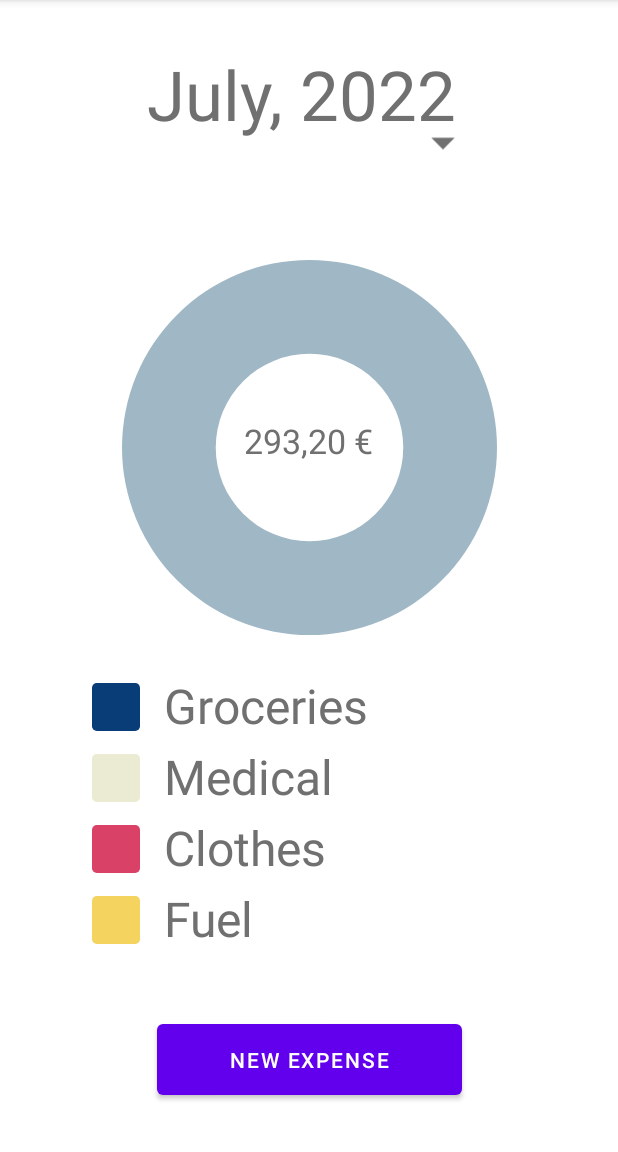
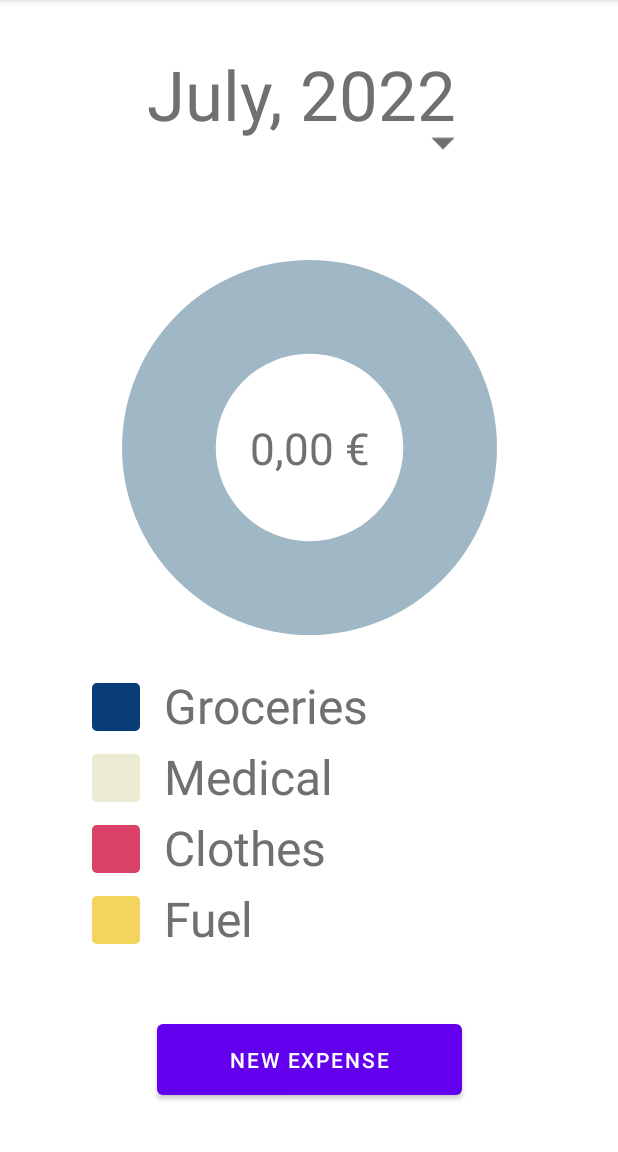
Before and after one commit to greenpixels/expenses-overview-android, an Android app: the screen it shows after launch (MainActivity), on a phone screen of 412 x 824 dp, the part 84-1236 px from its top. Run offline under Robolectric (Android 15) with nearby library versions, the phone set to English and light mode, and no system bars.

```diff
--- a/app/src/main/java/com/example/expensesoverview/MainActivity.java
+++ b/app/src/main/java/com/example/expensesoverview/MainActivity.java
@@ -5,6 +5,7 @@ import androidx.appcompat.app.AppCompatActivity;
 import android.content.Context;
 import android.content.Intent;
 import android.content.res.Resources;
+import android.icu.number.NumberFormatter;
 import android.os.Bundle;
 import android.util.Log;
 import android.view.View;
@@ -21,12 +22,14 @@ import com.example.expensesoverview.views.PieChartLabel;
 import java.io.FileInputStream;
 import java.io.IOException;
 import java.io.ObjectInputStream;
+import java.text.NumberFormat;
 import java.util.Calendar;
+import java.util.Currency;
 import java.util.Date;
+import java.util.Locale;
 
 public class MainActivity extends AppCompatActivity {
     public Expenses expenses;
-    public int currentSelected = 0;
 
     @Override
     protected void onCreate(Bundle savedInstanceState) {
@@ -40,10 +43,10 @@ public class MainActivity extends AppCompatActivity {
         int currentMonth = cal.get(Calendar.MONTH);
         int currentYear = cal.get(Calendar.YEAR);
 
-        Intent i = getIntent();
-        if(i.getIntExtra("eMonth", -1) != -1 && i.getIntExtra("eYear", -1) != -1) {
-            currentMonth = i.getIntExtra("eMonth", -1);
-            currentYear = i.getIntExtra("eYear", -1);
+        Intent intent = getIntent();
+        if(intent.getIntExtra("eMonth", -1) != -1 && intent.getIntExtra("eYear", -1) != -1) {
+            currentMonth = intent.getIntExtra("eMonth", -1);
+            currentYear = intent.getIntExtra("eYear", -1);
         }
         TextView textDate = findViewById(R.id.selectedDate);
         Resources r = getResources();
@@ -61,8 +64,21 @@ public class MainActivity extends AppCompatActivity {
         Resources res = getResources();
         String[] categories = res.getStringArray(R.array.string_array_categories);
         float expensesTotal = expenses.getSumFromArray(categories);
-        for(ExpenseSlice slice : pc.getSlices()) {
+        for(int i = 0; i < pc.getSlices().size(); i++) {
+            ExpenseSlice slice = pc.getSlices().get(i);
             PieChartLabel pcl = new PieChartLabel(this);
+            pcl.index = i;
+            pcl.setOnClickListener(new View.OnClickListener() {
+                @Override
+                public void onClick(View view) {
+                    PieChartLabel pcl = (PieChartLabel) view;
+                    PieChart piechart = findViewById(R.id.pieChart);
+                    piechart.setSelectedSlice(pcl.index);
+                    float amount = expenses.getSumFromCategory(piechart.getSlices().get(pcl.index).getCategory());
+                    updateAmount(amount);
+                    updateSlices();
+                }
+            });
             pcl.setText(slice.getCategory());
             pcl.setColour(slice.getColour());
             slice.setPercentage(expenses.getSumFromCategory(slice.getCategory()) / expensesTotal * 100);
@@ -72,6 +88,14 @@ public class MainActivity extends AppCompatActivity {
             pcl.setLayoutParams(params);
             lc.addView(pcl);
         }
+        updateAmount(expenses.getSumFromArray(r.getStringArray(R.array.string_array_categories)));
+        updateSlices();
+    }
+
+    public void updateAmount(float amount) {
+        NumberFormat formatter = NumberFormat.getCurrencyInstance(Locale.GERMANY);
+        TextView viewAmount = findViewById(R.id.expenseAmount);
+        viewAmount.setText(formatter.format(amount));
     }
 
     public void switchToDateActivity(View v) {
@@ -89,8 +113,9 @@ public class MainActivity extends AppCompatActivity {
         PieChart pc = findViewById(R.id.pieChart);
         int index = 0;
         for(ExpenseSlice slice : pc.getSlices()) {
-            slice.setSelected(currentSelected == index);
+            slice.setSelected(pc.getSelectedSlice() == index);
             index++;
         }
+        pc.invalidate();
     }
 }
--- a/app/src/main/java/com/example/expensesoverview/NewExpenseActivity.java
+++ b/app/src/main/java/com/example/expensesoverview/NewExpenseActivity.java
@@ -46,8 +46,6 @@ public class NewExpenseActivity extends AppCompatActivity {
             }
         });
     }
-
-
 
     public void addExpenseAndMoveToMain(View v) {
         Intent i = new Intent(this, MainActivity.class);
--- a/app/src/main/java/com/example/expensesoverview/views/PieChart.java
+++ b/app/src/main/java/com/example/expensesoverview/views/PieChart.java
@@ -6,27 +6,22 @@ import android.graphics.Canvas;
 import android.graphics.Color;
 import android.graphics.Paint;
 import android.util.AttributeSet;
-import android.util.Log;
-import android.view.MotionEvent;
 import android.view.View;
-import android.widget.LinearLayout;
-import android.widget.ScrollView;
 
 import androidx.annotation.Nullable;
 
-import com.example.expensesoverview.MainActivity;
 import com.example.expensesoverview.R;
-import com.example.expensesoverview.helpers.Category;
 import com.example.expensesoverview.helpers.ExpenseSlice;
 
 import java.util.ArrayList;
+import java.util.Date;
 import java.util.List;
-import java.util.zip.Inflater;
 
 public class PieChart extends View {
 
     private List<ExpenseSlice> slices = new ArrayList<ExpenseSlice>();
     public String[] Colours = {"#083D77", "#EBEBD3", "#DA4167", "#F4D35E", "#F78764", "#3D315B", "#4EF5C7", "#C4F555", "#9185F0"};
+    private int selectedSlice = -1;
 
     public PieChart(Context context) {
         super(context);
@@ -75,9 +70,20 @@ public class PieChart extends View {
         float size = Math.min(this.getWidth(), this.getHeight());
 
         // Background Circle
-        Paint  backgroundColour = new Paint();
-        backgroundColour.setColor(Color.parseColor("#A0B8C5"));
-        canvas.drawCircle(size/2, size/2, size/2, backgroundColour);
+        boolean isEmpty = false;
+        for(ExpenseSlice slice : slices) {
+            if (slice.getPercentage() > 0) {
+                isEmpty = true;
+                break;
+            }
+        }
+
+        if(!isEmpty) {
+            Paint  backgroundColour = new Paint();
+            backgroundColour.setColor(Color.parseColor("#A0B8C5"));
+            canvas.drawCircle(size/2, size/2, size/2, backgroundColour);
+        }
+
 
         for(ExpenseSlice slice : slices) {
             // Get Colour
@@ -92,7 +98,11 @@ public class PieChart extends View {
             // Draw Slice
             float sliceAmount = (slice.getPercentage() / 100.0F) * 360.0F;
 
-            canvas.drawArc(0, 0, size, size, currentAngle, sliceAmount, true, p);
+            if(slice.isSelected()) {
+                canvas.drawArc(0, 0, size, size, currentAngle, sliceAmount, true, p);
+            } else if(sliceAmount > 0){
+                canvas.drawArc(size*0.02F, size*0.02F, size * 0.98F, size * 0.98F, currentAngle, sliceAmount, true, p);
+            }
             currentAngle += sliceAmount;
         }
 
@@ -101,4 +111,12 @@ public class PieChart extends View {
         innerColour.setColor(Color.parseColor("#FFFFFF"));
         canvas.drawCircle(size/2, size/2, size/4 , innerColour);
     }
+
+    public int getSelectedSlice() {
+        return selectedSlice;
+    }
+
+    public void setSelectedSlice(int selectedSlice) {
+        this.selectedSlice = selectedSlice;
+    }
 }
--- a/app/src/main/java/com/example/expensesoverview/views/PieChartLabel.java
+++ b/app/src/main/java/com/example/expensesoverview/views/PieChartLabel.java
@@ -14,6 +14,7 @@ import com.example.expensesoverview.R;
 public class PieChartLabel extends View {
     private String text = "Label Text";
     private int colour = Color.parseColor("#FFF333");
+    public int index;
 
     public PieChartLabel(Context context) {
         super(context);
--- a/app/src/main/res/layout/activity_main.xml
+++ b/app/src/main/res/layout/activity_main.xml
@@ -38,7 +38,9 @@
         android:id="@+id/expenseAmount"
         android:layout_width="88dp"
         android:layout_height="39dp"
+        android:orientation="horizontal"
         android:text="293,20 €"
+        android:textAlignment="center"
         android:textColor="@color/text_colour"
         app:autoSizeTextType="uniform"
         app:layout_constraintBottom_toBottomOf="@+id/pieChart"
```
Also changed, not shown: app/src/main/java/com/example/expensesoverview/helpers/ExpenseSlice.java (+9 -0 lines).
